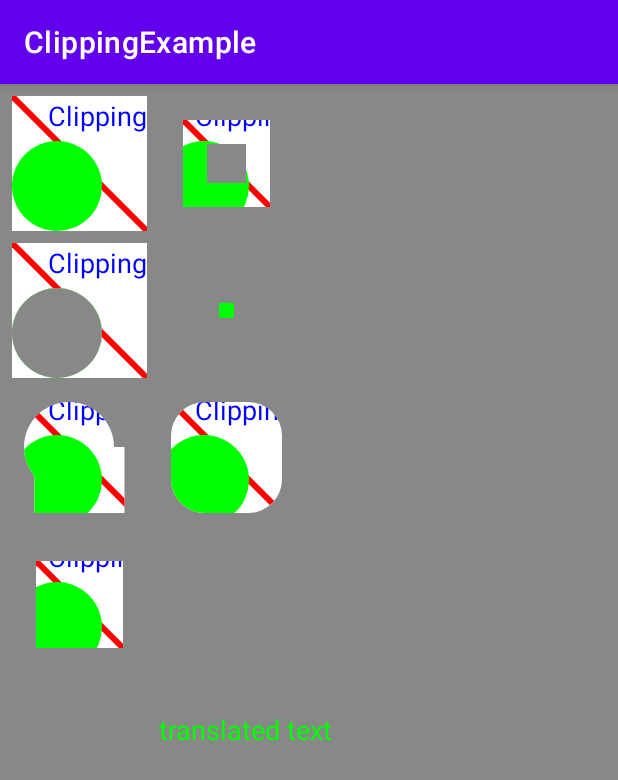
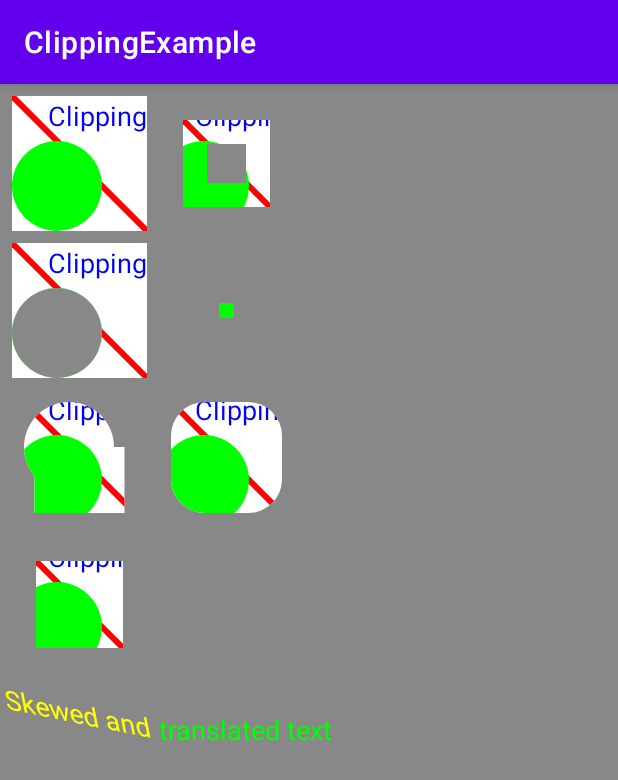
Before and after one commit to ilyasKerbal/clipping-example, an Android app: the screen it shows after launch (MainActivity), on a phone screen of 412 x 824 dp. Shown: the top 780 px of the screen. Run offline under Robolectric (Android 15) with nearby library versions, the phone set to English and light mode, and no system bars.

Commit message:
Implement drawSkewedTextExample

```diff
--- a/app/src/main/java/com/example/android/clippingexample/ClippedView.kt
+++ b/app/src/main/java/com/example/android/clippingexample/ClippedView.kt
@@ -226,6 +226,16 @@ class ClippedView @JvmOverloads constructor(context: Context, attrs: AttributeSe
     }
 
     private fun drawSkewedTextExample(canvas: Canvas) {
+        canvas.save()
+        paint.color = Color.YELLOW
+        paint.textAlign = Paint.Align.RIGHT
+        // Position text.
+        canvas.translate(columnTwo, textRow)
+        // Apply skew transformation.
+        canvas.skew(0.2f, 0.2f)
+        canvas.drawText(context.getString(R.string.skewed),
+            clipRectLeft, clipRectTop, paint)
+        canvas.restore()
     }
 
     private fun drawQuickRejectExample(canvas: Canvas) {
```
